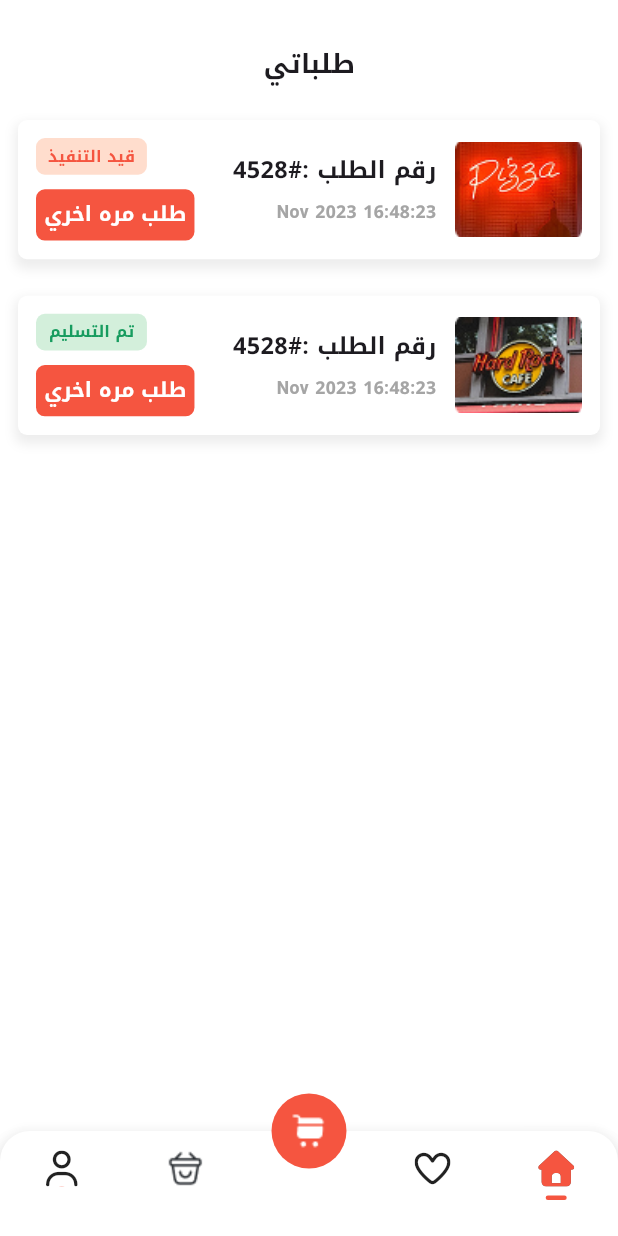
After one commit to Zeiadd1310/Fast-Food-App, a Flutter app: the MyOrdersView screen opened by its route, on a phone screen of 412 x 824 dp. The commit adds this screen. Run offline on Flutter 3.47's test engine with Material 3 defaults, Android fonts, the phone set to English and light mode, and no system bars; our stand-ins replace bloc, flutter_bloc, flutter_screenutil, font_awesome_flutter, go_router, google_fonts and 2 more; accounts and stored records are empty.

Commit message:
my orders view added

```diff
--- a/lib/core/utils/functions/app_router.dart
+++ b/lib/core/utils/functions/app_router.dart
@@ -1,8 +1,10 @@
 import 'package:depi/features/account/views/account_view.dart';
 import 'package:depi/features/favourites/views/favourites_view.dart';
+import 'package:depi/views/animation_view.dart';
 import 'package:depi/views/best_deals_view.dart';
 import 'package:depi/views/delivery_view.dart';
 import 'package:depi/features/home/views/home_view.dart';
+import 'package:depi/views/my_orders_view.dart';
 import 'package:depi/views/orders_view.dart';
 import 'package:depi/features/product_details/views/product_details_view.dart';
 import 'package:depi/views/shopping_cart_view.dart';
@@ -19,6 +21,8 @@ abstract class AppRouter {
   static const kOrdersView = '/orders_view';
   static const kAccountView = '/account_view';
   static const kFavouritesView = '/favourites_view';
+  static const kAnimationView = '/animation_view';
+  static const kMyOrdersView = '/my_orders_view';
 
   static final router = GoRouter(
     routes: [
@@ -50,6 +54,11 @@ abstract class AppRouter {
             path: kOrdersView,
             builder: (context, state) => const OrdersView(),
           ),
+
+          GoRoute(
+            path: kMyOrdersView,
+            builder: (context, state) => const MyOrdersView(),
+          ),
         ],
       ),
       GoRoute(
@@ -60,6 +69,10 @@ abstract class AppRouter {
         path: kShoppingCartView,
         builder: (context, state) => const ShoppingCartView(),
       ),
+      GoRoute(
+        path: kAnimationView,
+        builder: (context, state) => const AnimationView(),
+      ),
     ],
   );
 }
--- a/lib/features/home/views/home_view.dart
+++ b/lib/features/home/views/home_view.dart
@@ -100,11 +100,16 @@ class HomeView extends StatelessWidget {
                           ],
                         ),
                         SizedBox(height: 24),
-                        Image.asset(
-                          'assets/images/sale.png',
-                          width: double.infinity,
-                          height: 200,
-                          fit: BoxFit.fill,
+                        GestureDetector(
+                          onTap: () {
+                            GoRouter.of(context).push(AppRouter.kAnimationView);
+                          },
+                          child: Image.asset(
+                            'assets/images/sale.png',
+                            width: double.infinity,
+                            height: 200,
+                            fit: BoxFit.fill,
+                          ),
                         ),
                         SizedBox(height: 24),
                         Text(
--- /dev/null
+++ b/lib/views/animation_view.dart
@@ -0,0 +1,50 @@
+import 'package:flutter/material.dart';
+
+class AnimationView extends StatefulWidget {
+  const AnimationView({super.key});
+
+  @override
+  State<AnimationView> createState() => _AnimationViewState();
+}
+
+class _AnimationViewState extends State<AnimationView> {
+  bool _isAnimated = false;
+
+  @override
+  Widget build(BuildContext context) {
+    return Scaffold(
+      backgroundColor: Colors.white,
+      body: Column(
+        mainAxisAlignment: MainAxisAlignment.center,
+        children: [
+          Center(
+            child: AnimatedContainer(
+              duration: const Duration(seconds: 2),
+              curve: Curves.easeInOut,
+              width: _isAnimated ? 150 : 100,
+              height: _isAnimated ? 150 : 100,
+              decoration: BoxDecoration(
+                color: Colors.red,
+                borderRadius: BorderRadius.circular(_isAnimated ? 75 : 0),
+              ),
+              transform: Matrix4.translationValues(
+                0,
+                _isAnimated ? -250 : 0,
+                0,
+              ),
+            ),
+          ),
+          SizedBox(height: 150),
+          ElevatedButton(
+            onPressed: () {
+              setState(() {
+                _isAnimated = !_isAnimated;
+              });
+            },
+            child: const Text('Start Animation'),
+          ),
+        ],
+      ),
+    );
+  }
+}
--- /dev/null
+++ b/lib/views/my_orders_view.dart
@@ -0,0 +1,259 @@
+import 'package:depi/constants.dart';
+import 'package:flutter/material.dart';
+import 'package:flutter_screenutil/flutter_screenutil.dart';
+
+class MyOrdersView extends StatelessWidget {
+  const MyOrdersView({super.key});
+
+  @override
+  Widget build(BuildContext context) {
+    return Scaffold(
+      backgroundColor: Colors.white,
+      body: SafeArea(
+        child: Padding(
+          padding: const EdgeInsets.symmetric(horizontal: 12.0, vertical: 16),
+          child: Column(
+            children: [
+              SizedBox(height: 15.h),
+              Center(
+                child: Text(
+                  'طلباتي',
+                  style: TextStyle(
+                    fontSize: 18.sp,
+                    fontWeight: FontWeight.w600,
+                  ),
+                ),
+              ),
+              SizedBox(height: 25.h),
+              Container(
+                height: 95.h,
+                width: double.infinity,
+                decoration: BoxDecoration(
+                  color: Colors.white,
+                  borderRadius: BorderRadius.circular(6),
+                  boxShadow: [
+                    BoxShadow(
+                      color: Colors.black.withOpacity(0.07),
+                      spreadRadius: 2,
+                      blurRadius: 6,
+                      offset: Offset(0, 4),
+                    ),
+                  ],
+                ),
+                child: Padding(
+                  padding: const EdgeInsets.all(12),
+                  child: Column(
+                    children: [
+                      Row(
+                        children: [
+                          Image.asset(
+                            'assets/images/order1.png',
+                            width: 80.w,
+                            height: 65.h,
+                            fit: BoxFit.cover,
+                          ),
+                          SizedBox(width: 12.w),
+                          Expanded(
+                            child: Row(
+                              mainAxisAlignment: MainAxisAlignment.spaceBetween,
+                              children: [
+                                Column(
+                                  crossAxisAlignment: CrossAxisAlignment.start,
+                                  children: [
+                                    Text(
+                                      'رقم الطلب :#4528',
+                                      style: TextStyle(
+                                        fontSize: 16.sp,
+                                        fontWeight: FontWeight.w600,
+                                      ),
+                                    ),
+                                    SizedBox(height: 10.h),
+                                    Text(
+                                      'Nov 2023 16:48:23',
+                                      style: TextStyle(
+                                        fontSize: 12.sp,
+                                        fontWeight: FontWeight.w600,
+                                        color: Color(0xFFA5A5A5),
+                                      ),
+                                    ),
+                                  ],
+                                ),
+                                Column(
+                                  mainAxisAlignment:
+                                      MainAxisAlignment.spaceBetween,
+                                  crossAxisAlignment: CrossAxisAlignment.end,
+                                  children: [
+                                    Container(
+                                      width: 70.w,
+                                      height: 25.h,
+                                      decoration: BoxDecoration(
+                                        color: Color(0xFFFFDDCD),
+                                        borderRadius: BorderRadius.circular(
+                                          6.r,
+                                        ),
+                                      ),
+                                      child: Align(
+                                        alignment: Alignment.center,
+                                        child: Text(
+                                          'قيد التنفيذ',
+                                          style: TextStyle(
+                                            fontSize: 11.sp,
+                                            fontWeight: FontWeight.w600,
+                                            color: kPrimaryColor,
+                                          ),
+                                        ),
+                                      ),
+                                    ),
+                                    SizedBox(height: 10.h),
+                                    Container(
+                                      width: 100.w,
+                                      height: 35.h,
+                                      decoration: BoxDecoration(
+                                        color: kPrimaryColor,
+                                        borderRadius: BorderRadius.circular(
+                                          6.r,
+                                        ),
+                                      ),
+                                      child: Align(
+                                        alignment: Alignment.center,
+                                        child: Text(
+                                          'طلب مره اخري',
+                                          style: TextStyle(
+                                            fontSize: 14.sp,
+                                            fontWeight: FontWeight.w600,
+                                            color: Colors.white,
+                                          ),
+                                        ),
+                                      ),
+                                    ),
+                                  ],
+                                ),
+                              ],
+                            ),
+                          ),
+                        ],
+                      ),
+                    ],
+                  ),
+                ),
+              ),
+              SizedBox(height: 25.h),
+              Container(
+                height: 95.h,
+                width: double.infinity,
+                decoration: BoxDecoration(
+                  color: Colors.white,
+                  borderRadius: BorderRadius.circular(6),
+                  boxShadow: [
+                    BoxShadow(
+                      color: Colors.black.withOpacity(0.07),
+                      spreadRadius: 2,
+                      blurRadius: 6,
+                      offset: Offset(0, 4),
+                    ),
+                  ],
+                ),
+                child: Padding(
+                  padding: const EdgeInsets.all(12),
+                  child: Column(
+                    children: [
+                      Row(
+                        children: [
+                          Image.asset(
+                            'assets/images/order2.png',
+                            width: 80.w,
+                            height: 65.h,
+                            fit: BoxFit.cover,
+                          ),
+                          SizedBox(width: 12.w),
+                          Expanded(
+                            child: Row(
+                              mainAxisAlignment: MainAxisAlignment.spaceBetween,
+                              children: [
+                                Column(
+                                  crossAxisAlignment: CrossAxisAlignment.start,
+                                  children: [
+                                    Text(
+                                      'رقم الطلب :#4528',
+                                      style: TextStyle(
+                                        fontSize: 16.sp,
+                                        fontWeight: FontWeight.w600,
+                                      ),
+                                    ),
+                                    SizedBox(height: 10.h),
+                                    Text(
+                                      'Nov 2023 16:48:23',
+                                      style: TextStyle(
+                                        fontSize: 12.sp,
+                                        fontWeight: FontWeight.w600,
+                                        color: Color(0xFFA5A5A5),
+                                      ),
+                                    ),
+                                  ],
+                                ),
+                                Column(
+                                  mainAxisAlignment:
+                                      MainAxisAlignment.spaceBetween,
+                                  crossAxisAlignment: CrossAxisAlignment.end,
+                                  children: [
+                                    Container(
+                                      width: 70.w,
+                                      height: 25.h,
+                                      decoration: BoxDecoration(
+                                        color: Color(0xffD3EFDB),
+                                        borderRadius: BorderRadius.circular(
+                                          6.r,
+                                        ),
+                                      ),
+                                      child: Align(
+                                        alignment: Alignment.center,
+                                        child: Text(
+                                          'تم التسليم',
+                                          style: TextStyle(
+                                            fontSize: 11.sp,
+                                            fontWeight: FontWeight.w600,
+                                            color: Color(0xff179C5F),
+                                          ),
+                                        ),
+                                      ),
+                                    ),
+                                    SizedBox(height: 10.h),
+                                    Container(
+                                      width: 100.w,
+                                      height: 35.h,
+                                      decoration: BoxDecoration(
+                                        color: kPrimaryColor,
+                                        borderRadius: BorderRadius.circular(
+                                          6.r,
+                                        ),
+                                      ),
+                                      child: Align(
+                                        alignment: Alignment.center,
+                                        child: Text(
+                                          'طلب مره اخري',
+                                          style: TextStyle(
+                                            fontSize: 14.sp,
+                                            fontWeight: FontWeight.w600,
+                                            color: Colors.white,
+                                          ),
+                                        ),
+                                      ),
+                                    ),
+                                  ],
+                                ),
+                              ],
+                            ),
+                          ),
+                        ],
+                      ),
+                    ],
+                  ),
+                ),
+              ),
+            ],
+          ),
+        ),
+      ),
+    );
+  }
+}
--- a/lib/widgets/custom_bottom_bar.dart
+++ b/lib/widgets/custom_bottom_bar.dart
@@ -50,7 +50,7 @@ class _CustomBottomBarState extends State<CustomBottomBar> {
           dotColor: const Color(0xffF55540),
           onTap: (_) {
             setState(() => _selectedIndex = 2);
-            GoRouter.of(context).push(AppRouter.kOrdersView);
+            GoRouter.of(context).push(AppRouter.kMyOrdersView);
           },
         ),
         BottomBarItem(
--- a/pubspec.yaml
+++ b/pubspec.yaml
@@ -42,6 +42,7 @@ dependencies:
   font_awesome_flutter: ^10.12.0
   go_router: ^17.1.0
   google_fonts: ^6.2.1
+  http: ^1.6.0
   lottie: ^3.3.2
   provider: ^6.1.5+1
   sqflite: ^2.4.2
```
Also changed, not shown: assets/images/order1.png (added), assets/images/order2.png (added), pubspec.lock, 2 other files.
